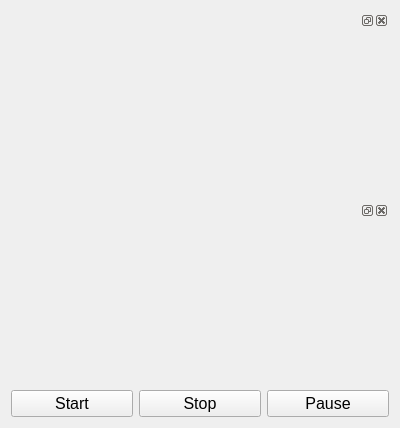
Before: the Qt Designer form pharos/view/GUI/QtCreator/laser_scan_widget.ui in uetke/UUPharosController, drawn with Qt 5.
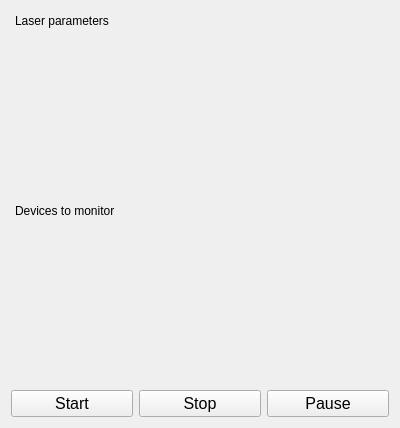
After: the same form once the commit is applied.

Commit message: Laser scan widget is not undockable

Diff of the .ui file:
```diff
--- a/pharos/view/GUI/QtCreator/laser_scan_widget.ui
+++ b/pharos/view/GUI/QtCreator/laser_scan_widget.ui
@@ -16,11 +16,26 @@
   <layout class="QGridLayout" name="gridLayout">
    <item row="0" column="0" colspan="3">
     <widget class="QDockWidget" name="LaserWidgetDock">
+     <property name="whatsThis">
+      <string>What is this?</string>
+     </property>
+     <property name="features">
+      <set>QDockWidget::DockWidgetMovable</set>
+     </property>
+     <property name="windowTitle">
+      <string>Laser parameters</string>
+     </property>
      <widget class="QWidget" name="dockWidgetContents"/>
     </widget>
    </item>
    <item row="1" column="0" colspan="3">
     <widget class="QDockWidget" name="MonitorWidgetDock">
+     <property name="features">
+      <set>QDockWidget::DockWidgetMovable</set>
+     </property>
+     <property name="windowTitle">
+      <string>Devices to monitor</string>
+     </property>
      <widget class="QWidget" name="dockWidgetContents_2"/>
     </widget>
    </item>
```
Left out of the diff: 2 changed lines with no effect on the pictures.
